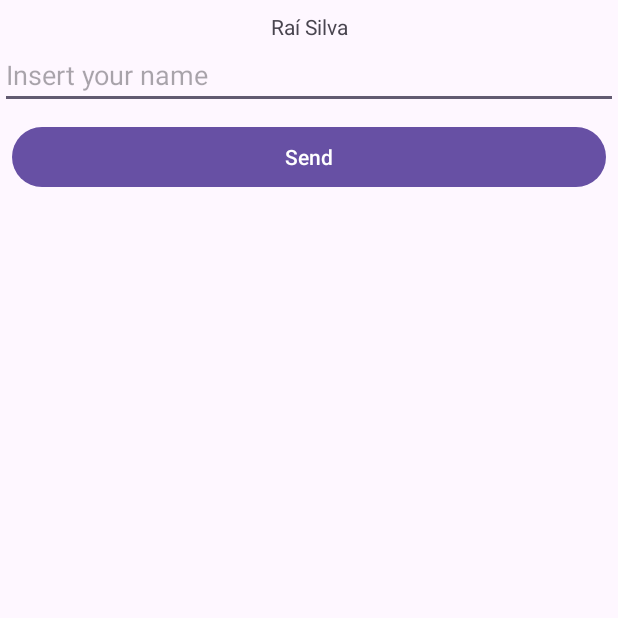
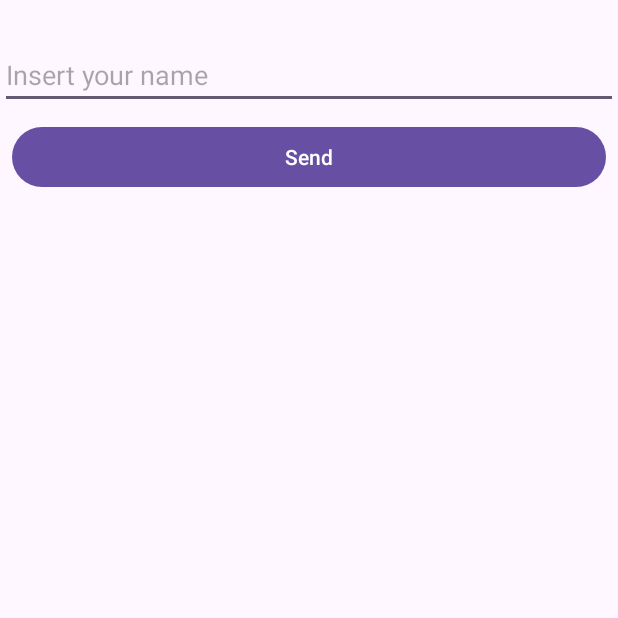
Before and after one commit to raaisilvaa/PrimeiroProjetoFeito, an Android app: the screen it shows after launch (MainActivity), after a tap on "Send", on a phone screen of 412 x 824 dp, the top half of it. Run offline under Robolectric (Android 15) with nearby library versions, the phone set to English and light mode, and no system bars.

Commit message:
Implement `EditText` updating `TextView`

```diff
--- a/app/src/main/java/com/projetoraaisilvaa/primeiroprojetofeito/MainActivity.kt
+++ b/app/src/main/java/com/projetoraaisilvaa/primeiroprojetofeito/MainActivity.kt
@@ -20,11 +20,12 @@ class MainActivity : AppCompatActivity() {
         //var -> variáveis que podem mudar de valor
         val btSend = findViewById<Button>(R.id.btSend)
         val tvResult = findViewById<TextView>(R.id.tvResult)
+        val etName = findViewById<TextView>(R.id.etName)
         //Declarar um Listener
         btSend.setOnClickListener {
-            //Tudo que eu escrever dentro das chaves, será executado quando clicar no botão
-            tvResult.text = "Raí Silva"
-
+            //tvResult.text = "Raí Silva" -> dessa forma coloco o texto direto.
+            //nessa caso toString() serviu para parar de sublinhar o texto, transformando-o em String. d
+            tvResult.text = etName.text.toString() // o que digitar no etName é o que irá aparecer no tvResult.
 
         }
     }
```
